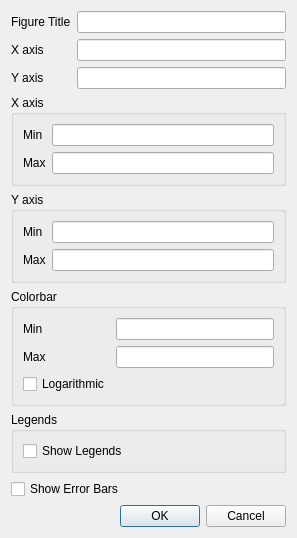
Qt form mslice/plotting/plot_window/plot_options.ui (mantidproject/mslice) before a commit.
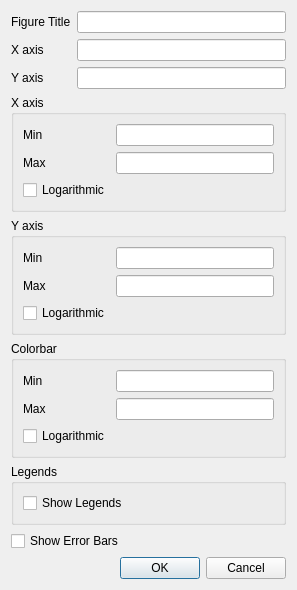
The same form after that commit.

Commit message: Re #125 - implemented log scale for cuts

```diff
--- a/mslice/plotting/plot_window/plot_options.ui
+++ b/mslice/plotting/plot_window/plot_options.ui
@@ -103,6 +103,13 @@
       <item row="1" column="1">
        <widget class="QLineEdit" name="lneYMax"/>
       </item>
+      <item row="2" column="0">
+       <widget class="QCheckBox" name="chkYLog">
+        <property name="text">
+         <string>Logarithmic</string>
+        </property>
+       </widget>
+      </item>
      </layout>
     </widget>
    </item>
@@ -132,6 +139,13 @@
       <item row="1" column="1">
        <widget class="QLineEdit" name="lneXMax"/>
       </item>
+      <item row="2" column="0">
+       <widget class="QCheckBox" name="chkXLog">
+        <property name="text">
+         <string>Logarithmic</string>
+        </property>
+       </widget>
+      </item>
      </layout>
     </widget>
    </item>
```
The commit also changes 2 other files.
